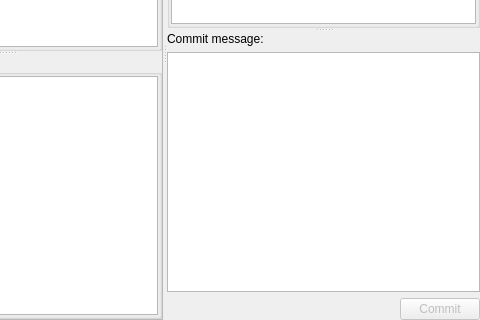
Old version of the form kitten/ui/stage_widget.ui in the repository riyad/kitten-ruby; both pictures show x 150 to 630 and y 215 to 535 of the 630 by 535 pixel window.
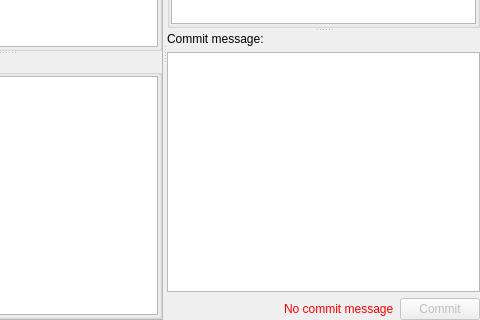
New version of the form. Custom widgets are drawn as their Qt base class.

Commit message: Added label to show a message when commits are not enabled in StageWdiget.

```diff
--- a/kitten/ui/stage_widget.ui
+++ b/kitten/ui/stage_widget.ui
@@ -156,7 +156,7 @@
           </property>
          </spacer>
         </item>
-        <item row="2" column="1">
+        <item row="2" column="2">
          <widget class="QPushButton" name="commitButton">
           <property name="enabled">
            <bool>false</bool>
@@ -166,7 +166,7 @@
           </property>
          </widget>
         </item>
-        <item row="1" column="0" colspan="2">
+        <item row="1" column="0" colspan="3">
          <widget class="KTextEdit" name="commitMessageTextEdit">
           <property name="lineWrapMode">
            <enum>QTextEdit::NoWrap</enum>
@@ -176,7 +176,7 @@
           </property>
          </widget>
         </item>
-        <item row="0" column="0" colspan="2">
+        <item row="0" column="0" colspan="3">
          <widget class="QLabel" name="label">
           <property name="sizePolicy">
            <sizepolicy hsizetype="Preferred" vsizetype="Minimum">
@@ -189,6 +189,16 @@
           </property>
          </widget>
         </item>
+        <item row="2" column="1">
+         <widget class="QLabel" name="commitStatusLabel">
+          <property name="styleSheet">
+           <string>color: rgb(255, 0, 0);</string>
+          </property>
+          <property name="text">
+           <string>No commit message</string>
+          </property>
+         </widget>
+        </item>
        </layout>
       </widget>
      </widget>
```
The commit also changes 1 other file.
